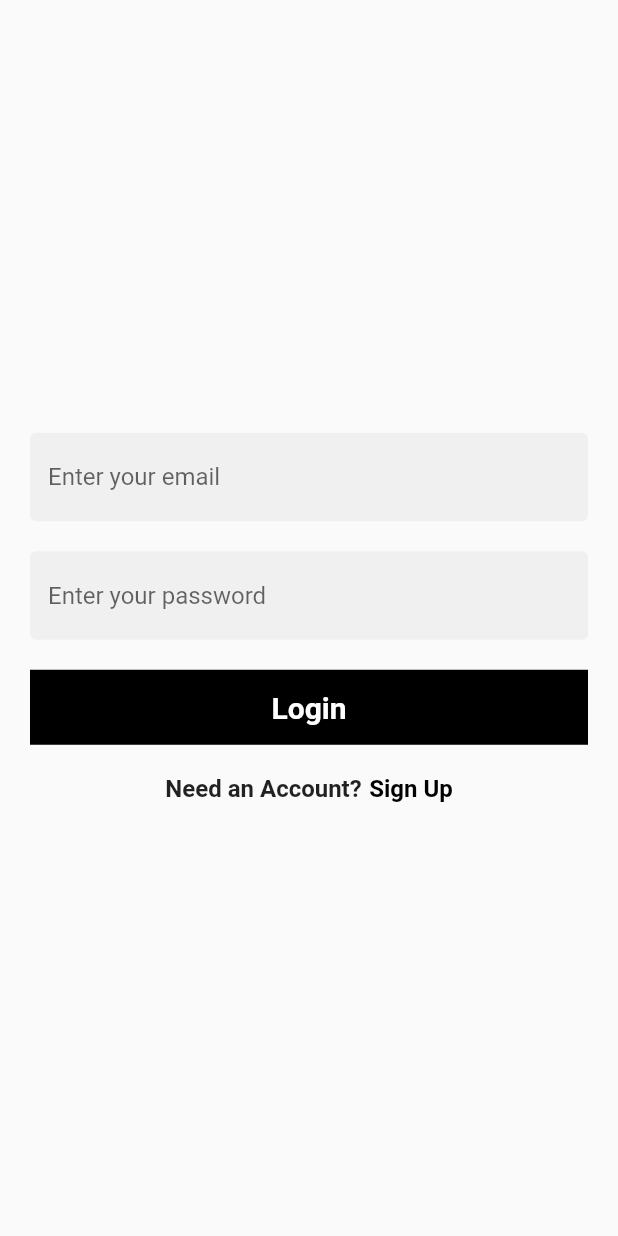
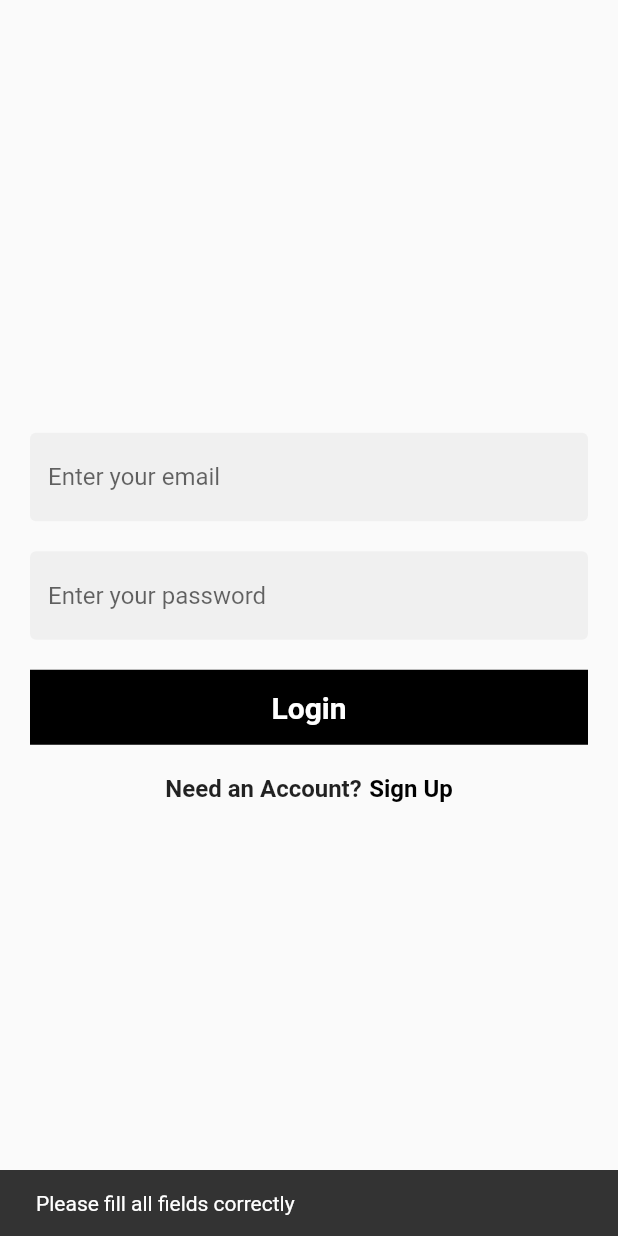
Before and after one commit to adedrey/ecommerce-flutter-firebase, a Flutter app: the screen it shows after launch, after a tap on "Login", on a phone screen of 412 x 824 dp. Run offline on Flutter 3.47's test engine with Material 2 defaults, Android fonts, the phone set to English and light mode, and no system bars; our stand-ins replace cloud_firestore, firebase_auth, firebase_core, firebase_storage, fluttertoast, image_picker; accounts and stored records are empty; network calls fail.

```diff
--- a/lib/controllers/auth_controller.dart
+++ b/lib/controllers/auth_controller.dart
@@ -8,6 +8,24 @@ import 'package:fluttertoast/fluttertoast.dart';
 import 'package:image_picker/image_picker.dart';
 
 class AuthController {
+  // Login userd
+  Future<String> signInUsersWithEmailAndPassword(
+      String email, String password) async {
+    String responseMessage = "Some error occured";
+    try {
+      if (email.isNotEmpty && password.isNotEmpty) {
+        UserCredential userCredential = await firebaseAuth
+            .signInWithEmailAndPassword(email: email, password: password);
+        responseMessage = "Success";
+      } else {
+        responseMessage = "Please fill all fields correctly";
+      }
+    } catch (err) {
+      responseMessage = err.toString();
+    }
+    return responseMessage;
+  }
+
   // Sign Up Users
   Future<String> signUpUsers(
     String full_name,
--- a/lib/views/screens/auth/login_screen.dart
+++ b/lib/views/screens/auth/login_screen.dart
@@ -1,9 +1,40 @@
 import 'package:ecommerce_app/const.dart';
+import 'package:ecommerce_app/controllers/auth_controller.dart';
 import 'package:ecommerce_app/views/screens/auth/register_screen.dart';
 import 'package:flutter/material.dart';
+import 'package:fluttertoast/fluttertoast.dart';
 
-class LoginScreen extends StatelessWidget {
+class LoginScreen extends StatefulWidget {
   const LoginScreen({Key? key}) : super(key: key);
+
+  @override
+  State<LoginScreen> createState() => _LoginScreenState();
+}
+
+class _LoginScreenState extends State<LoginScreen> {
+  final TextEditingController _emailTextController = TextEditingController();
+  final TextEditingController _passwordTextController = TextEditingController();
+  bool _isLoading = false;
+
+  // sign in users with email and password
+
+  _signInUserWithEmailAndPassword() async {
+    setState(() {
+      _isLoading = true;
+    });
+    String response = await AuthController().signInUsersWithEmailAndPassword(
+        _emailTextController.text.trim(), _passwordTextController.text);
+    setState(() {
+      _isLoading = false;
+    });
+    if (response != "Success") {
+      return AuthController().showSnackBar(response, context);
+    } else {
+      _emailTextController.clear();
+      _passwordTextController.clear();
+      Fluttertoast.showToast(msg: "Successfully signed in");
+    }
+  }
 
   @override
   Widget build(BuildContext context) {
@@ -16,6 +47,7 @@ class LoginScreen extends StatelessWidget {
           children: [
             // Email Field
             TextField(
+              controller: _emailTextController,
               decoration: const InputDecoration(
                 filled: true,
                 hintText: "Enter your email",
@@ -35,6 +67,7 @@ class LoginScreen extends StatelessWidget {
             ),
             // Password Field
             TextField(
+              controller: _passwordTextController,
               obscureText: true,
               decoration: const InputDecoration(
                 filled: true,
@@ -59,9 +92,13 @@ class LoginScreen extends StatelessWidget {
                 color: buttonColor,
               ),
               child: InkWell(
-                onTap: () {},
+                onTap: _signInUserWithEmailAndPassword,
                 child: Center(
-                  child: Text(
+                  child: _isLoading
+                      ? const CircularProgressIndicator(
+                          color: Colors.white,
+                        )
+                      : Text(
                           'Login',
                           style: TextStyle(
                             fontWeight: FontWeight.bold,
--- a/lib/views/screens/auth/register_screen.dart
+++ b/lib/views/screens/auth/register_screen.dart
@@ -58,6 +58,9 @@ class _RegisterScreenState extends State<RegisterScreen> {
         _emailController.clear();
         _passwordController.clear();
         _usernameController.clear();
+        setState(() {
+          _image = null;
+        });
         Fluttertoast.showToast(
             msg: "Congrat! Your account has been created for you.");
       }
```
Lines whose indentation alone changed are shown as unchanged.
